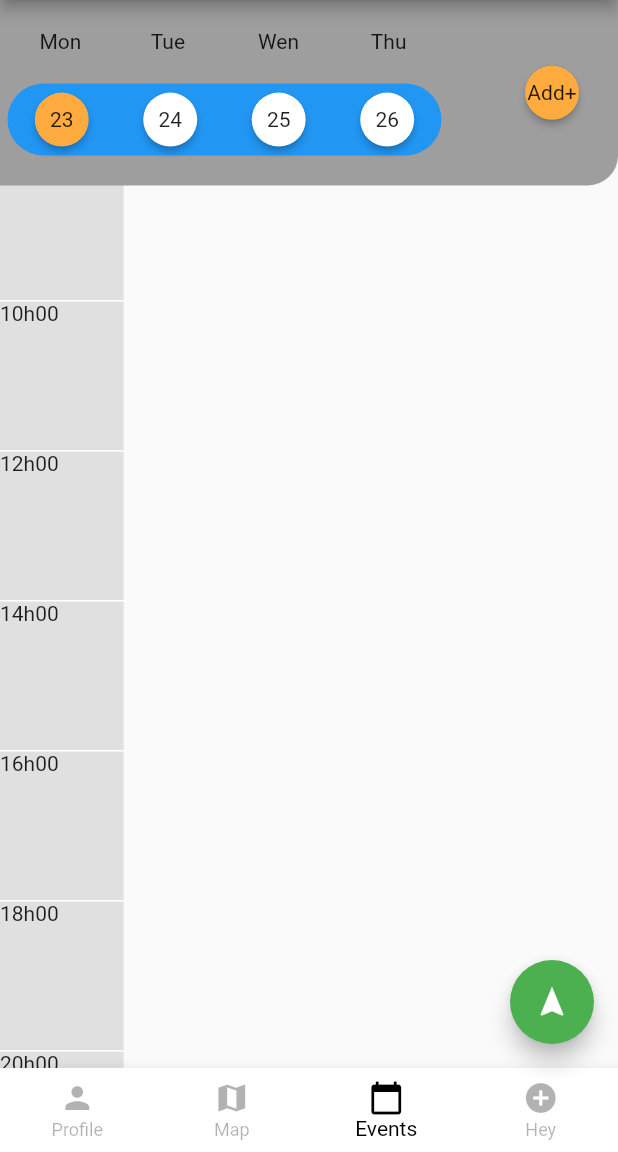
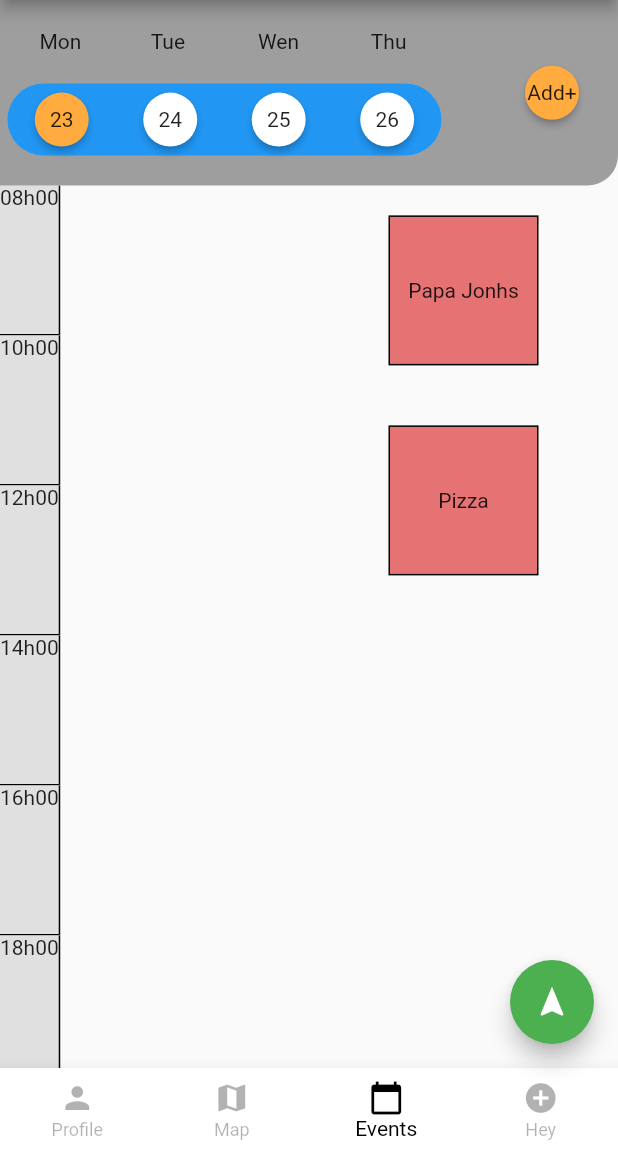
Before and after one commit to softeng-feup/open-cx-batatas, a Flutter app: the screen it shows after launch, item 3 of the bottom bar chosen, after a tap on "23", on a phone screen of 412 x 824 dp, the part 84-1236 px from its top. Run offline on Flutter 3.47's test engine with Material 2 defaults, Android fonts, the phone set to English and light mode, and no system bars; missing offline and left inert: matrix_gesture_detector.

Commit message:
Adding schedule almost done

```diff
--- a/frontend/lib/eventsPage.dart
+++ b/frontend/lib/eventsPage.dart
@@ -7,10 +7,85 @@ class EventsPage extends StatefulWidget {
   }
 }
 
+class HeaderWidget extends StatelessWidget {
+  final String text;
+
+  HeaderWidget(this.text);
+
+  @override
+  Widget build(BuildContext context) {
+    return Container(
+      padding: EdgeInsets.all(16.0),
+      height: 200,
+      alignment: Alignment.topLeft,
+      child: Text(text),
+      color: Colors.grey[300],
+    );
+  }
+}
+
+class SomeWidget extends StatelessWidget {
+  final String text;
+
+  SomeWidget(this.text);
+
+  @override
+  Widget build(BuildContext context) {
+    return Container(
+      padding: EdgeInsets.all(16.0),
+      height: 200,
+      width: 300,
+      alignment: Alignment.topRight,
+      child: Text(text),
+      color: Colors.grey[300],
+    );
+  }
+}
+
 bool three = false;
 bool four = false;
 bool five = false;
 bool six = false;
+
+Widget getTextWidgets(List<String> strings) {
+  return new Column(
+      children: strings
+          .map((item) => new Flexible(
+              child: Container(
+                  height: 100,
+                  decoration: BoxDecoration(
+                    border: Border(
+                      right: BorderSide(width: 1.0, color: Color(0xFFFF000000)),
+                      bottom:
+                          BorderSide(width: 1.0, color: Color(0xFFFF000000)),
+                    ),
+                    color: Colors.grey[300],
+                  ),
+                  child: Text(
+                    item,
+                    textAlign: TextAlign.center,
+                  ))))
+          .toList());
+}
+
+Widget getEvents(List<String> strings) {
+  return new Column(
+      children: strings
+          .map((item) => new Flexible(
+              child: Container(
+                  margin: EdgeInsets.all(20),
+                  height: 100,
+                  width: 100,
+                  decoration: BoxDecoration(
+                    border: Border.all(),
+                    color: Colors.red[300],
+                  ),
+                  child: Center(child:Text(
+                    item,
+                    textAlign: TextAlign.center,
+                  )))))
+          .toList());
+}
 
 class EventsPageState extends State<StatefulWidget> {
   void setThree() {
@@ -49,8 +124,7 @@ class EventsPageState extends State<StatefulWidget> {
     });
   }
 
-  final List<String> entries = <String>[
-    '',
+  final List<String> hours = <String>[
     '08h00',
     '10h00',
     '12h00',
@@ -60,25 +134,40 @@ class EventsPageState extends State<StatefulWidget> {
     '20h00'
   ];
 
+  final List<String> events = <String>[
+    'Papa Jonhs',
+    'Pizza',
+  ];
+
   @override
   Widget build(BuildContext context) {
-    return Stack(
+    return Container(
+      child: Stack(
         children: <Widget>[
-        ListView.builder(
-            padding: EdgeInsets.only(right: MediaQuery.of(context).size.width * 0.8),
-            itemCount: entries.length,
-            itemBuilder: (BuildContext context,int index) {
-              return Container(
-                height: 100,
+          CustomScrollView(
+            slivers: <Widget>[
+              SliverGrid(
+                gridDelegate: SliverGridDelegateWithFixedCrossAxisCount(
+                  crossAxisCount: 2,
+                  childAspectRatio: 0.1,
+                ),
+                delegate: SliverChildListDelegate(
+                  [
+                    Container(
+                        padding: EdgeInsets.only(
+                            top: MediaQuery.of(context).size.height * 0.15),
                         alignment: Alignment.topLeft,
-                decoration: BoxDecoration(color: Colors.grey[300],border: Border(top: BorderSide(width: 1.0, color: Color(0xFFFFFFFFFF)))),
-                child: Text(
-                  '${entries[index]}',
-                  textAlign: TextAlign.center,
+                        child: getTextWidgets(hours)),
+                    Container(
+                        padding: EdgeInsets.only(
+                            top: MediaQuery.of(context).size.height * 0.15),
+                        alignment: AlignmentDirectional.topCenter,
+                        child: getEvents(events)),
+                  ],
                 ),
-              );
-            }),
-
+              ),
+            ],
+          ),
           Positioned(
             child: new Container(
               height: MediaQuery.of(context).size.height * 0.15,
@@ -197,159 +286,7 @@ class EventsPageState extends State<StatefulWidget> {
             ),
           ),
         ],
-    );
-
-    return Column(
-      crossAxisAlignment: CrossAxisAlignment.stretch,
-      children: <Widget>[
-        Flexible(
-          flex: 1,
-          child: Container(
-            decoration: BoxDecoration(
-              color: Colors.grey,
-              borderRadius:
-                  BorderRadius.only(bottomRight: Radius.circular(20.0)),
       ),
-            child: Row(
-              children: <Widget>[
-                Flexible(
-                    child: Row(
-                  children: <Widget>[
-                    Expanded(
-                      flex: 5,
-                      child: Container(
-                          child: Column(
-                        mainAxisAlignment: MainAxisAlignment.spaceEvenly,
-                        children: <Widget>[
-                          Flexible(
-                            child: Row(
-                              children: <Widget>[
-                                Expanded(
-                                    child: Text('  Mon',
-                                        textAlign: TextAlign.center)),
-                                Expanded(
-                                    child: Text(' Tue',
-                                        textAlign: TextAlign.center)),
-                                Expanded(
-                                    child: Text(' Wen',
-                                        textAlign: TextAlign.center)),
-                                Expanded(
-                                    child: Text(' Thu',
-                                        textAlign: TextAlign.center))
-                              ],
-                            ),
-                          ),
-                          Flexible(
-                            child: Container(
-                              margin: EdgeInsets.fromLTRB(5, 0, 0, 0),
-                              decoration: BoxDecoration(
-                                  borderRadius: BorderRadius.circular(50.0),
-                                  color: Colors.blue),
-                              child: Row(
-                                children: <Widget>[
-                                  Expanded(
-                                    child: Container(
-                                      child: RawMaterialButton(
-                                        onPressed: setThree,
-                                        shape: new CircleBorder(),
-                                        fillColor: three
-                                            ? Colors.orangeAccent
-                                            : Colors.white,
-                                        child: Text('23'),
-                                      ),
-                                    ),
-                                  ),
-                                  Expanded(
-                                    child: Container(
-                                      child: RawMaterialButton(
-                                        onPressed: setFour,
-                                        shape: new CircleBorder(),
-                                        fillColor: four
-                                            ? Colors.orangeAccent
-                                            : Colors.white,
-                                        child: Text('24'),
-                                      ),
-                                    ),
-                                  ),
-                                  Expanded(
-                                    child: Container(
-                                      child: RawMaterialButton(
-                                        onPressed: setFive,
-                                        shape: new CircleBorder(),
-                                        fillColor: five
-                                            ? Colors.orangeAccent
-                                            : Colors.white,
-                                        child: Text('25'),
-                                      ),
-                                    ),
-                                  ),
-                                  Expanded(
-                                    child: Container(
-                                      child: RawMaterialButton(
-                                        onPressed: setSix,
-                                        shape: new CircleBorder(),
-                                        fillColor: six
-                                            ? Colors.orangeAccent
-                                            : Colors.white,
-                                        child: Text('26'),
-                                      ),
-                                    ),
-                                  ),
-                                ],
-                              ),
-                            ),
-                          )
-                        ],
-                      )),
-                    ),
-                    Expanded(
-                        flex: 2,
-                        child: Container(
-                          alignment: AlignmentDirectional.centerEnd,
-                          child: RawMaterialButton(
-                            onPressed: () {},
-                            shape: new CircleBorder(),
-                            fillColor: Colors.orangeAccent,
-                            child: Text('Add+'),
-                          ),
-                        )),
-                  ],
-                )),
-              ],
-            ),
-          ),
-        ),
-        Flexible(
-          flex: 5,
-          child: Row(
-            children: <Widget>[
-              Expanded(
-                  flex: 1,
-                  child: Container(
-                    alignment: AlignmentDirectional.centerStart,
-                    color: Color.fromRGBO(50, 50, 50, 0.3),
-                    child: Column(
-                      children: <Widget>[
-                        Expanded(child: Text('08h00')),
-                        Expanded(child: Text('10h00')),
-                        Expanded(child: Text('12h00')),
-                        Expanded(child: Text('14h00')),
-                        Expanded(child: Text('16h00')),
-                        Expanded(child: Text('18h00')),
-                        Expanded(child: Text('20h00')),
-                      ],
-                    ),
-                  )),
-              Expanded(
-                  flex: 6,
-                  child: Container(
-                    alignment: AlignmentDirectional.centerStart,
-                    color: Colors.white,
-                  ))
-            ],
-          ),
-        )
-      ],
     );
   }
 }
```
Lines whose indentation alone changed are shown as unchanged.
